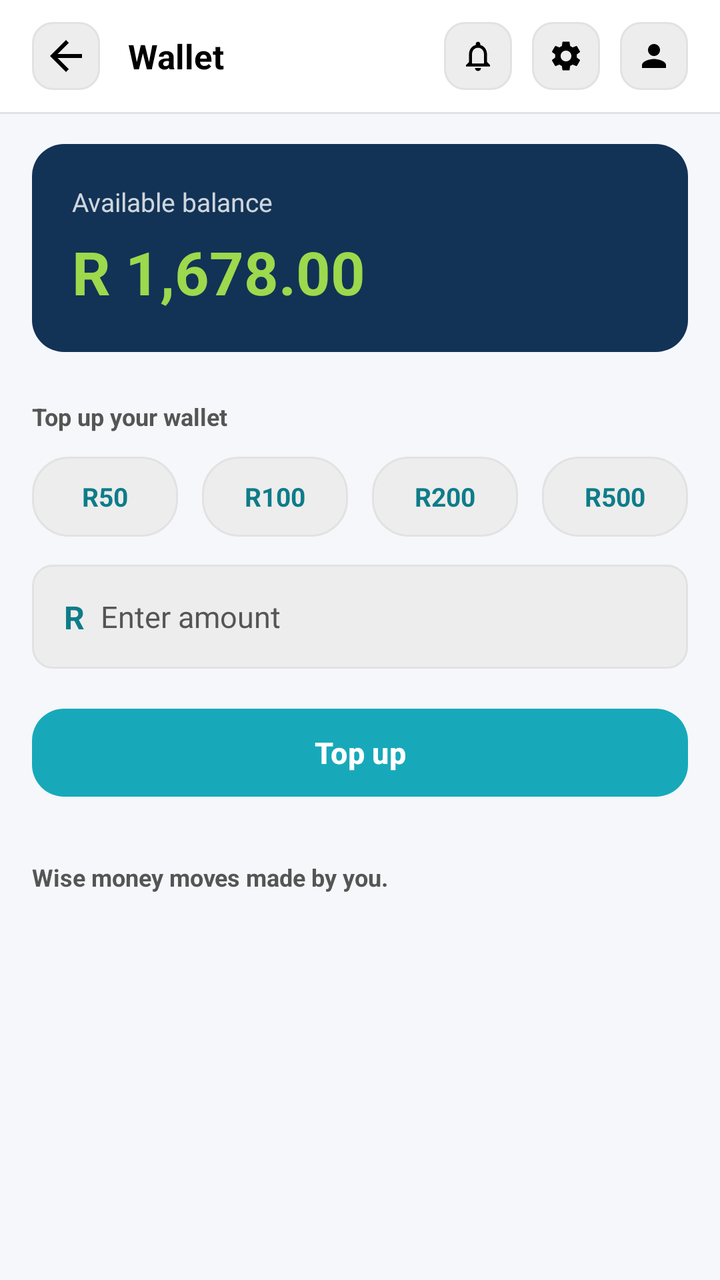
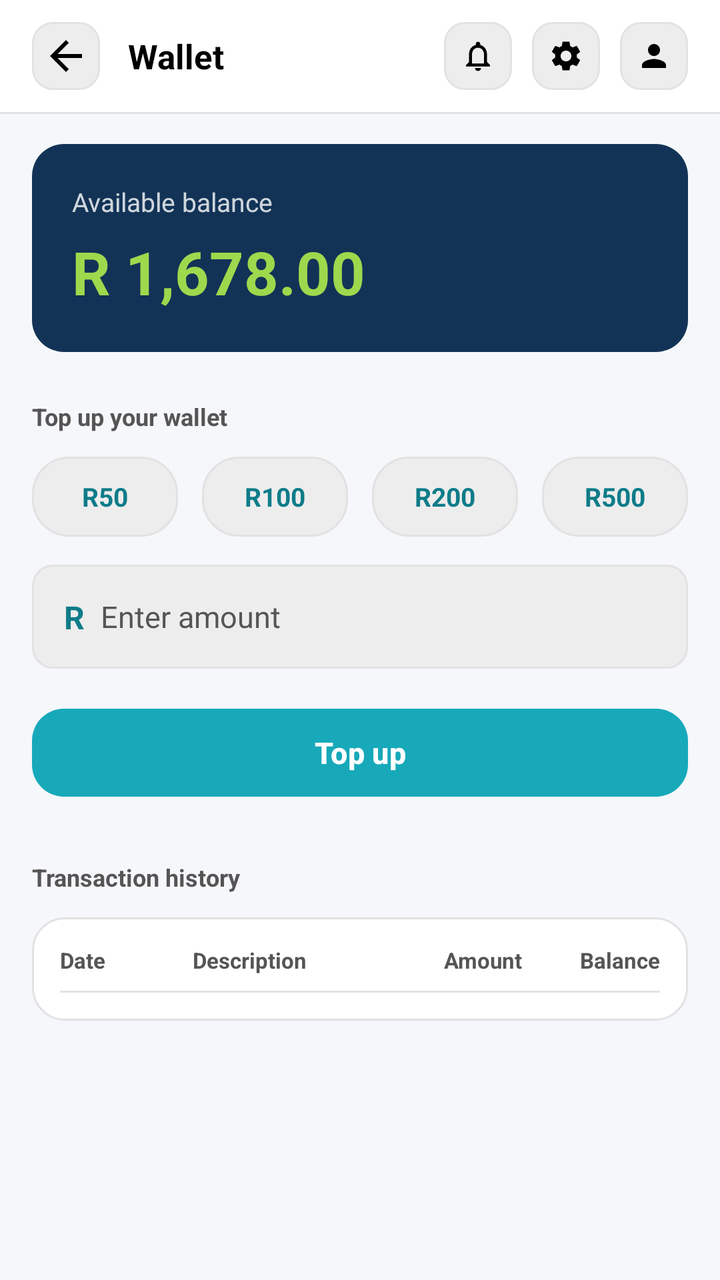

An Android layout rendered at two revisions. The XML below is the earlier revision; the diff shows what the commit changed to produce the second picture.
<!-- AndroidManifest.xml: application theme Theme.MetroGO -->
<!-- res/layout/activity_wallet.xml -->
<?xml version="1.0" encoding="utf-8"?>
<androidx.constraintlayout.widget.ConstraintLayout xmlns:android="http://schemas.android.com/apk/res/android"
    xmlns:app="http://schemas.android.com/apk/res-auto"
    xmlns:tools="http://schemas.android.com/tools"
    android:id="@+id/main"
    android:layout_width="match_parent"
    android:layout_height="match_parent"
    android:background="@color/app_background"
    tools:context=".Wallet">

    <androidx.constraintlayout.widget.ConstraintLayout
        android:id="@+id/topBar"
        android:layout_width="0dp"
        android:layout_height="56dp"
        android:background="@color/white"
        android:paddingHorizontal="16dp"
        app:layout_constraintTop_toTopOf="parent"
        app:layout_constraintStart_toStartOf="parent"
        app:layout_constraintEnd_toEndOf="parent">

        <ImageButton
            android:id="@+id/btnBack"
            android:layout_width="34dp"
            android:layout_height="34dp"
            android:background="@drawable/bg_list_item_grey"
            android:contentDescription="Back"
            android:padding="8dp"
            android:src="@drawable/ic_arrow_back"
            app:tint="@color/black"
            app:layout_constraintBottom_toBottomOf="parent"
            app:layout_constraintStart_toStartOf="parent"
            app:layout_constraintTop_toTopOf="parent" />

        <TextView
            android:id="@+id/tvAppName"
            android:layout_width="wrap_content"
            android:layout_height="wrap_content"
            android:layout_marginStart="14dp"
            android:text="Wallet"
            android:textColor="@color/black"
            android:textSize="17sp"
            android:textStyle="bold"
            app:layout_constraintBottom_toBottomOf="parent"
            app:layout_constraintStart_toEndOf="@+id/btnBack"
            app:layout_constraintTop_toTopOf="parent" />

        <FrameLayout
            android:id="@+id/circleProfile"
            android:layout_width="34dp"
            android:layout_height="34dp"
            android:background="@drawable/bg_list_item_grey"
            app:layout_constraintEnd_toEndOf="parent"
            app:layout_constraintTop_toTopOf="parent"
            app:layout_constraintBottom_toBottomOf="parent">

            <ImageView
                android:layout_width="18dp"
                android:layout_height="18dp"
                android:layout_gravity="center"
                android:src="@drawable/ic_person"
                app:tint="@color/black" />
        </FrameLayout>

        <FrameLayout
            android:id="@+id/circleSettings"
            android:layout_width="34dp"
            android:layout_height="34dp"
            android:background="@drawable/bg_list_item_grey"
            app:layout_constraintEnd_toStartOf="@id/circleProfile"
            app:layout_constraintTop_toTopOf="parent"
            app:layout_constraintBottom_toBottomOf="parent"
            android:layout_marginEnd="10dp">

            <ImageView
                android:layout_width="18dp"
                android:layout_height="18dp"
                android:layout_gravity="center"
                android:src="@drawable/ic_settings"
                app:tint="@color/black" />
        </FrameLayout>

        <FrameLayout
            android:id="@+id/circleNotification"
            android:layout_width="34dp"
            android:layout_height="34dp"
            android:background="@drawable/bg_list_item_grey"
            app:layout_constraintEnd_toStartOf="@id/circleSettings"
            app:layout_constraintTop_toTopOf="parent"
            app:layout_constraintBottom_toBottomOf="parent"
            android:layout_marginEnd="10dp">

            <ImageView
                android:layout_width="18dp"
                android:layout_height="18dp"
                android:layout_gravity="center"
                android:src="@drawable/ic_notification_bell"
                app:tint="@color/black" />
        </FrameLayout>

    </androidx.constraintlayout.widget.ConstraintLayout>

    <View
        android:layout_width="0dp"
        android:layout_height="1dp"
        android:background="@color/divider_gray"
        app:layout_constraintTop_toBottomOf="@id/topBar"
        app:layout_constraintStart_toStartOf="parent"
        app:layout_constraintEnd_toEndOf="parent" />

    <androidx.core.widget.NestedScrollView
        android:id="@+id/scrollContent"
        android:layout_width="0dp"
        android:layout_height="0dp"
        android:fillViewport="true"
        app:layout_constraintTop_toBottomOf="@id/topBar"
        app:layout_constraintBottom_toBottomOf="parent"
        app:layout_constraintStart_toStartOf="parent"
        app:layout_constraintEnd_toEndOf="parent">

        <androidx.constraintlayout.widget.ConstraintLayout
            android:layout_width="match_parent"
            android:layout_height="wrap_content"
            android:padding="16dp">

            
            <androidx.constraintlayout.widget.ConstraintLayout
                android:id="@+id/cardBalance"
                android:layout_width="0dp"
                android:layout_height="wrap_content"
                android:background="@drawable/bg_card_dark"
                android:padding="20dp"
                app:layout_constraintTop_toTopOf="parent"
                app:layout_constraintStart_toStartOf="parent"
                app:layout_constraintEnd_toEndOf="parent">

                <TextView
                    android:id="@+id/tvBalanceLabel"
                    android:layout_width="wrap_content"
                    android:layout_height="wrap_content"
                    android:text="Available balance"
                    android:textColor="@color/white"
                    android:alpha="0.8"
                    android:textSize="13sp"
                    app:layout_constraintTop_toTopOf="parent"
                    app:layout_constraintStart_toStartOf="parent" />

                <TextView
                    android:id="@+id/tvBalance"
                    android:layout_width="wrap_content"
                    android:layout_height="wrap_content"
                    android:layout_marginTop="6dp"
                    android:text="R 1,678.00"
                    android:textColor="@color/lime_bright"
                    android:textSize="30sp"
                    android:textStyle="bold"
                    app:layout_constraintTop_toBottomOf="@+id/tvBalanceLabel"
                    app:layout_constraintStart_toStartOf="parent" />

            </androidx.constraintlayout.widget.ConstraintLayout>

            
            <TextView
                android:id="@+id/tvTopUpHeading"
                android:layout_width="wrap_content"
                android:layout_height="wrap_content"
                android:layout_marginTop="24dp"
                android:text="Top up your wallet"
                android:textColor="@color/text_gray"
                android:textSize="12sp"
                android:textStyle="bold"
                app:layout_constraintTop_toBottomOf="@+id/cardBalance"
                app:layout_constraintStart_toStartOf="parent" />

            <LinearLayout
                android:id="@+id/rowQuickAmounts"
                android:layout_width="0dp"
                android:layout_height="wrap_content"
                android:layout_marginTop="12dp"
                android:orientation="horizontal"
                app:layout_constraintTop_toBottomOf="@+id/tvTopUpHeading"
                app:layout_constraintStart_toStartOf="parent"
                app:layout_constraintEnd_toEndOf="parent">

                <TextView
                    android:id="@+id/btnQuick50"
                    android:layout_width="0dp"
                    android:layout_height="40dp"
                    android:layout_weight="1"
                    android:layout_marginEnd="6dp"
                    android:background="@drawable/bg_pill_grey"
                    android:clickable="true"
                    android:focusable="true"
                    android:gravity="center"
                    android:text="R50"
                    android:textColor="@color/teal_dark"
                    android:textSize="13sp"
                    android:textStyle="bold" />

                <TextView
                    android:id="@+id/btnQuick100"
                    android:layout_width="0dp"
                    android:layout_height="40dp"
                    android:layout_weight="1"
                    android:layout_marginStart="6dp"
                    android:layout_marginEnd="6dp"
                    android:background="@drawable/bg_pill_grey"
                    android:clickable="true"
                    android:focusable="true"
                    android:gravity="center"
                    android:text="R100"
                    android:textColor="@color/teal_dark"
                    android:textSize="13sp"
                    android:textStyle="bold" />

                <TextView
                    android:id="@+id/btnQuick200"
                    android:layout_width="0dp"
                    android:layout_height="40dp"
                    android:layout_weight="1"
                    android:layout_marginStart="6dp"
                    android:layout_marginEnd="6dp"
                    android:background="@drawable/bg_pill_grey"
                    android:clickable="true"
                    android:focusable="true"
                    android:gravity="center"
                    android:text="R200"
                    android:textColor="@color/teal_dark"
                    android:textSize="13sp"
                    android:textStyle="bold" />

                <TextView
                    android:id="@+id/btnQuick500"
                    android:layout_width="0dp"
                    android:layout_height="40dp"
                    android:layout_weight="1"
                    android:layout_marginStart="6dp"
                    android:background="@drawable/bg_pill_grey"
                    android:clickable="true"
                    android:focusable="true"
                    android:gravity="center"
                    android:text="R500"
                    android:textColor="@color/teal_dark"
                    android:textSize="13sp"
                    android:textStyle="bold" />

            </LinearLayout>

            
            <androidx.constraintlayout.widget.ConstraintLayout
                android:id="@+id/rowCustomAmount"
                android:layout_width="0dp"
                android:layout_height="52dp"
                android:layout_marginTop="14dp"
                android:background="@drawable/bg_input_gray"
                app:layout_constraintTop_toBottomOf="@+id/rowQuickAmounts"
                app:layout_constraintStart_toStartOf="parent"
                app:layout_constraintEnd_toEndOf="parent">

                <TextView
                    android:id="@+id/tvCurrencyPrefix"
                    android:layout_width="wrap_content"
                    android:layout_height="wrap_content"
                    android:layout_marginStart="16dp"
                    android:text="R"
                    android:textColor="@color/teal_dark"
                    android:textSize="16sp"
                    android:textStyle="bold"
                    app:layout_constraintTop_toTopOf="parent"
                    app:layout_constraintBottom_toBottomOf="parent"
                    app:layout_constraintStart_toStartOf="parent" />

                <EditText
                    android:id="@+id/etAmount"
                    android:layout_width="0dp"
                    android:layout_height="match_parent"
                    android:layout_marginStart="8dp"
                    android:layout_marginEnd="16dp"
                    android:background="@null"
                    android:hint="Enter amount"
                    android:inputType="number"
                    android:maxLength="6"
                    android:textColor="@color/black"
                    android:textColorHint="@color/text_gray"
                    android:textSize="15sp"
                    app:layout_constraintTop_toTopOf="parent"
                    app:layout_constraintBottom_toBottomOf="parent"
                    app:layout_constraintStart_toEndOf="@+id/tvCurrencyPrefix"
                    app:layout_constraintEnd_toEndOf="parent" />

            </androidx.constraintlayout.widget.ConstraintLayout>

            <com.google.android.material.button.MaterialButton
                android:id="@+id/btnTopUp"
                android:layout_width="0dp"
                android:layout_height="52dp"
                android:layout_marginTop="16dp"
                android:text="Top up"
                android:textSize="15sp"
                android:textStyle="bold"
                app:backgroundTint="@color/teal_primary"
                app:cornerRadius="16dp"
                app:layout_constraintTop_toBottomOf="@+id/rowCustomAmount"
                app:layout_constraintStart_toStartOf="parent"
                app:layout_constraintEnd_toEndOf="parent" />

            
            <LinearLayout
                android:id="@+id/rowTopUpSuccess"
                android:layout_width="0dp"
                android:layout_height="wrap_content"
                android:layout_marginTop="12dp"
                android:gravity="center_vertical"
                android:orientation="horizontal"
                android:visibility="gone"
                app:layout_constraintTop_toBottomOf="@+id/btnTopUp"
                app:layout_constraintStart_toStartOf="parent"
                app:layout_constraintEnd_toEndOf="parent"
                tools:visibility="visible">

                <ImageView
                    android:layout_width="18dp"
                    android:layout_height="18dp"
                    android:src="@drawable/ic_check_circle_green" />

                <TextView
                    android:id="@+id/tvTopUpSuccess"
                    android:layout_width="wrap_content"
                    android:layout_height="wrap_content"
                    android:layout_marginStart="8dp"
                    android:text="Wallet topped up successfully"
                    android:textColor="@color/teal_dark"
                    android:textSize="12sp"
                    android:textStyle="bold" />

            </LinearLayout>

            <TextView
                android:layout_width="wrap_content"
                android:layout_height="wrap_content"
                android:layout_marginTop="28dp"
                android:text="Wise money moves made by you."
                android:textColor="@color/text_gray"
                android:textSize="12sp"
                android:textStyle="bold"
                app:layout_constraintTop_toBottomOf="@+id/rowTopUpSuccess"
                app:layout_constraintStart_toStartOf="parent" />

        </androidx.constraintlayout.widget.ConstraintLayout>
    </androidx.core.widget.NestedScrollView>


</androidx.constraintlayout.widget.ConstraintLayout>
<!-- resources referenced by this layout -->
<resources>
  <color name="app_background">#F5F7FA</color>
  <color name="black">#FF000000</color>
  <color name="divider_gray">#E2E2E2</color>
  <color name="lime_bright">#9ED84D</color>
  <color name="teal_dark">#0E7C89</color>
  <color name="teal_primary">#17A9BA</color>
  <color name="text_gray">#555555</color>
  <color name="white">#FFFFFFFF</color>
  <!-- drawable bg_card_dark (drawable) -->
  <?xml version="1.0" encoding="utf-8"?>
  <shape xmlns:android="http://schemas.android.com/apk/res/android">
      <solid android:color="#123356"/>
      <corners android:radius="16dp"/>
  </shape>
  <!-- drawable bg_input_gray (drawable) -->
  <?xml version="1.0" encoding="utf-8"?>
  <shape xmlns:android="http://schemas.android.com/apk/res/android" android:shape="rectangle">
      <solid android:color="@color/input_gray"/>
      <stroke android:width="1dp" android:color="@color/divider_gray" />
      <corners android:radius="10dp"/>
  </shape>
  <!-- drawable bg_list_item_grey (drawable) -->
  <?xml version="1.0" encoding="utf-8"?>
  <shape xmlns:android="http://schemas.android.com/apk/res/android"
      android:shape="rectangle">
      <solid android:color="@color/input_gray" />
      <stroke android:width="1dp" android:color="@color/divider_gray" />
      <corners android:radius="10dp" />
  </shape>
  <!-- drawable bg_pill_grey (drawable) -->
  <?xml version="1.0" encoding="utf-8"?>
  <shape xmlns:android="http://schemas.android.com/apk/res/android"
      android:shape="rectangle">
      <solid android:color="@color/input_gray" />
      <stroke android:width="1dp" android:color="@color/divider_gray" />
      <corners android:radius="18dp" />
  </shape>
  <!-- drawable ic_arrow_back (drawable) -->
  <?xml version="1.0" encoding="utf-8"?>
  <vector xmlns:android="http://schemas.android.com/apk/res/android"
  android:width="24dp"
  android:height="24dp"
  android:viewportWidth="24"
  android:viewportHeight="24">
  <path
      android:fillColor="#FFFFFF"
      android:pathData="M20,11H7.83l5.59,-5.59L12,4l-8,8 8,8 1.41,-1.41L7.83,13H20v-2z"/>
  </vector>
  <!-- drawable ic_check_circle_green (drawable) -->
  <vector xmlns:android="http://schemas.android.com/apk/res/android"
      android:width="24dp"
      android:height="24dp"
      android:viewportWidth="24.0"
      android:viewportHeight="24.0">
      <path
          android:fillColor="#4CAF50"
          android:pathData="M12,2C6.48,2 2,6.48 2,12s4.48,10 10,10 10,-4.48 10,-10S17.52,2 12,2zM10,17l-5,-5 1.41,-1.41L10,14.17l7.59,-7.59L19,8l-9,9z"/>
  </vector>
  <!-- drawable ic_person (drawable) -->
  <?xml version="1.0" encoding="utf-8"?>
  <vector xmlns:android="http://schemas.android.com/apk/res/android"
      android:width="24dp"
      android:height="24dp"
      android:viewportWidth="24"
      android:viewportHeight="24">
      <path
          android:fillColor="#000000"
          android:pathData="M12,12c2.21,0 4,-1.79 4,-4s-1.79,-4 -4,-4 -4,1.79 -4,4S9.79,12 12,12zM12,14c-2.67,0 -8,1.34 -8,4v2h16v-2C20,15.34 14.67,14 12,14z"/>
  </vector>
  <style name="Theme.MetroGO" parent="Base.Theme.MetroGO" />
  <color name="input_gray">#EDEDED</color>
  <style name="Base.Theme.MetroGO" parent="Theme.Material3.DayNight.NoActionBar">
          
          
      </style>
  <!-- unchanged entries left out for length: 2 -->
</resources>

<!-- the commit's change to res/layout/activity_wallet.xml (unified diff, before → after) -->
@@ -334,17 +334,101 @@
 
             </LinearLayout>
 
+            
             <TextView
+                android:id="@+id/tvTransactionsHeading"
                 android:layout_width="wrap_content"
                 android:layout_height="wrap_content"
                 android:layout_marginTop="28dp"
-                android:text="Wise money moves made by you."
+                android:text="Transaction history"
                 android:textColor="@color/text_gray"
                 android:textSize="12sp"
                 android:textStyle="bold"
                 app:layout_constraintTop_toBottomOf="@+id/rowTopUpSuccess"
                 app:layout_constraintStart_toStartOf="parent" />
 
+            <LinearLayout
+                android:id="@+id/cardTransactions"
+                android:layout_width="0dp"
+                android:layout_height="wrap_content"
+                android:layout_marginTop="12dp"
+                android:background="@drawable/bg_card_white"
+                android:orientation="vertical"
+                android:padding="14dp"
+                app:layout_constraintTop_toBottomOf="@+id/tvTransactionsHeading"
+                app:layout_constraintStart_toStartOf="parent"
+                app:layout_constraintEnd_toEndOf="parent">
+
+                
+                <LinearLayout
+                    android:layout_width="match_parent"
+                    android:layout_height="wrap_content"
+                    android:orientation="horizontal"
+                    android:paddingBottom="8dp">
+
+                    <TextView
+                        android:layout_width="0dp"
+                        android:layout_height="wrap_content"
+                        android:layout_weight="1"
+                        android:text="Date"
+                        android:textColor="@color/text_gray"
+                        android:textSize="11sp"
+                        android:textStyle="bold" />
+
+                    <TextView
+                        android:layout_width="0dp"
+                        android:layout_height="wrap_content"
+                        android:layout_weight="1.6"
+                        android:paddingHorizontal="4dp"
+                        android:text="Description"
+                        android:textColor="@color/text_gray"
+                        android:textSize="11sp"
+                        android:textStyle="bold" />
+
+                    <TextView
+                        android:layout_width="0dp"
+                        android:layout_height="wrap_content"
+                        android:layout_weight="1.1"
+                        android:gravity="end"
+                        android:text="Amount"
+                        android:textColor="@color/text_gray"
+                        android:textSize="11sp"
+                        android:textStyle="bold" />
+
+                    <TextView
+                        android:layout_width="0dp"
+                        android:layout_height="wrap_content"
+                        android:layout_weight="1.1"
+                        android:gravity="end"
+                        android:text="Balance"
+                        android:textColor="@color/text_gray"
+                        android:textSize="11sp"
+                        android:textStyle="bold" />
+                </LinearLayout>
+
+                <View
+                    android:layout_width="match_parent"
+                    android:layout_height="1dp"
+                    android:background="@color/divider_gray" />
+
+                
+                <LinearLayout
+                    android:id="@+id/layoutTransactionRows"
+                    android:layout_width="match_parent"
+                    android:layout_height="wrap_content"
+                    android:orientation="vertical" />
+
+                <TextView
+                    android:id="@+id/tvNoTransactions"
+                    android:layout_width="match_parent"
+                    android:layout_height="wrap_content"
+                    android:gravity="center"
+                    android:paddingVertical="16dp"
+                    android:text="No transactions yet."
+                    android:textColor="@color/text_gray"
+                    android:textSize="12sp"
+                    android:visibility="gone" />
+            </LinearLayout>
         </androidx.constraintlayout.widget.ConstraintLayout>
     </androidx.core.widget.NestedScrollView>
 
<!-- resource entries referenced after the edit -->
@@ -13,6 +13,13 @@
   <shape xmlns:android="http://schemas.android.com/apk/res/android">
       <solid android:color="#123356"/>
       <corners android:radius="16dp"/>
+  </shape>
+  <!-- drawable bg_card_white (drawable) -->
+  <?xml version="1.0" encoding="utf-8"?>
+  <shape xmlns:android="http://schemas.android.com/apk/res/android" android:shape="rectangle">
+      <solid android:color="@color/white" />
+      <stroke android:width="1dp" android:color="@color/divider_gray" />
+      <corners android:radius="16dp" />
   </shape>
   <!-- drawable bg_input_gray (drawable) -->
   <?xml version="1.0" encoding="utf-8"?>
